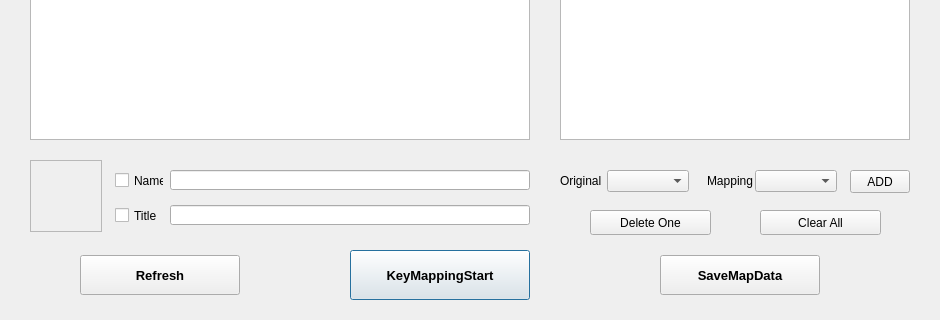
The window that QKeyMapper/qkeymapper.ui (Zalafina/QKeyMapper) describes before a commit, drawn with Qt 5; both pictures show x 0 to 940 and y 220 to 540 of the 940 by 540 pixel window.
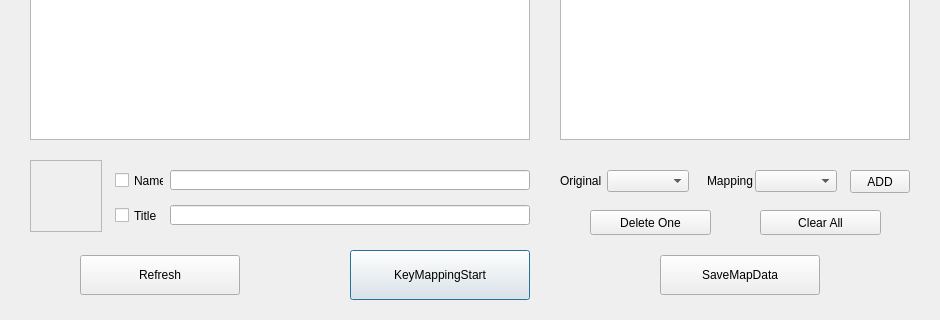
The same window after the commit.

Commit message: Load process info & icon from ini setting file.

The edit to the form file:
```diff
--- a/QKeyMapper/qkeymapper.ui
+++ b/QKeyMapper/qkeymapper.ui
@@ -40,13 +40,6 @@
      <height>50</height>
     </rect>
    </property>
-   <property name="font">
-    <font>
-     <pointsize>10</pointsize>
-     <weight>75</weight>
-     <bold>true</bold>
-    </font>
-   </property>
    <property name="focusPolicy">
     <enum>Qt::NoFocus</enum>
    </property>
@@ -69,13 +62,6 @@
      <height>40</height>
     </rect>
    </property>
-   <property name="font">
-    <font>
-     <pointsize>10</pointsize>
-     <weight>75</weight>
-     <bold>true</bold>
-    </font>
-   </property>
    <property name="focusPolicy">
     <enum>Qt::NoFocus</enum>
    </property>
@@ -142,13 +128,6 @@
      <height>40</height>
     </rect>
    </property>
-   <property name="font">
-    <font>
-     <pointsize>10</pointsize>
-     <weight>75</weight>
-     <bold>true</bold>
-    </font>
-   </property>
    <property name="focusPolicy">
     <enum>Qt::NoFocus</enum>
    </property>
```
The commit also changes 1 other file.
